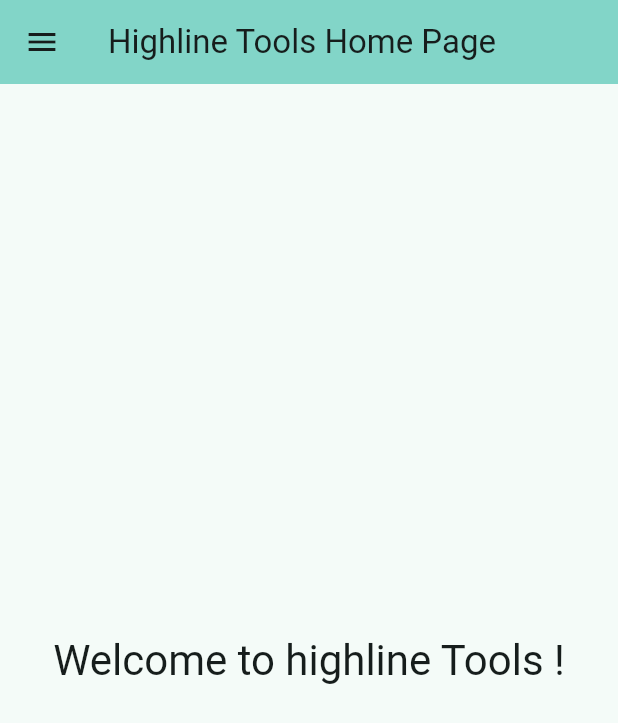
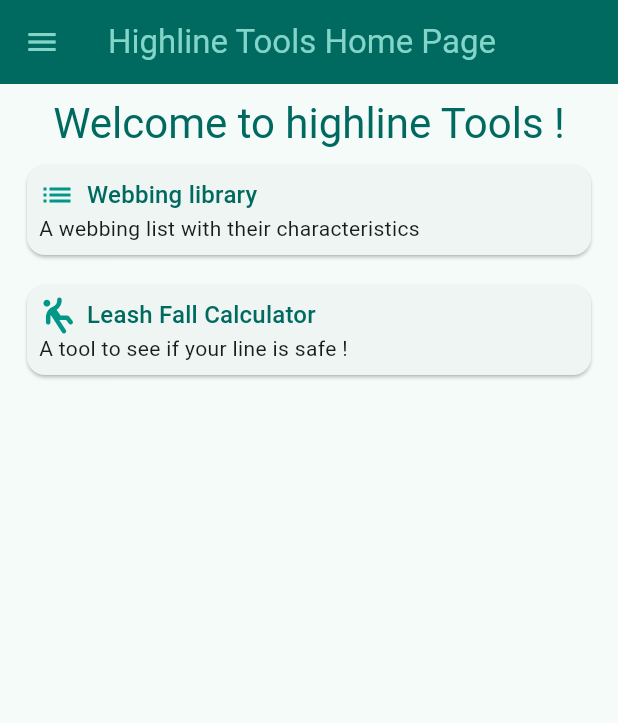
Before and after one commit to GaelleJoubert/highline_tools, a Flutter app: the screen it shows after launch, on a phone screen of 412 x 824 dp. Shown: the top 723 px of the screen. Run offline on Flutter 3.47's test engine with Material 3 defaults, Android fonts, the light colour scheme and no system bars; our stand-ins replace font_awesome_flutter; network calls fail.

```diff
--- /dev/null
+++ b/assets/githubkeyExemple.json
@@ -0,0 +1,4 @@
+
+{
+  "_comment": " TODO : Replace GITHUB_PERSONNAL_TOKEN with your github personnal token and rename this file to githubkey.json",
+  "Authorization":"Bearer GITHUB_PERSONNAL_TOKEN"}
--- a/lib/Drawer/mainDrawer.dart
+++ b/lib/Drawer/mainDrawer.dart
@@ -1,4 +1,5 @@
 import 'package:flutter/material.dart';
+import 'package:font_awesome_flutter/font_awesome_flutter.dart';
 
 class MainDrawer extends StatelessWidget {
   const MainDrawer({super.key});
@@ -14,16 +15,25 @@ class MainDrawer extends StatelessWidget {
               color: Theme.of(context).colorScheme.primary,
             ),
             child: GestureDetector(
-              child: Text("Highline Tools"),
+              child: Text("Highline Tools", style: Theme.of(context).textTheme.headlineLarge?.copyWith(color: Theme.of(context).colorScheme.inversePrimary)),
               onTap: () {
                 Navigator.pushReplacementNamed(context, '/home');
               },
             ),
           ),
+
           ListTile(
-            title: const Text('Webbing Library'),
+            leading: Icon(Icons.list, color: Theme.of(context).colorScheme.primary,),
+            title: const Text('Webbing library', style: TextStyle(fontSize: 16),),
             onTap: () {
               Navigator.pushReplacementNamed(context, '/webbingLibrary');
+            },
+          ),
+          ListTile(
+            leading: Icon(FontAwesomeIcons.personFalling, color: Theme.of(context).colorScheme.primary,),
+            title: const Text('Leashfall Calculator', style: TextStyle(fontSize: 16),),
+            onTap: () {
+              Navigator.pushReplacementNamed(context, '/leashfallCalculator');
             },
           ),
         ],
--- a/lib/Theme.dart
+++ b/lib/Theme.dart
@@ -15,6 +15,17 @@ class CustomTheme {
            ),
          ),
        ),
+       scrollbarTheme: ScrollbarThemeData(
+         thumbColor: WidgetStateProperty.all(Colors.teal),
+         thickness: WidgetStateProperty.all(4),
+         radius: Radius.circular(4),
+       ),
+       iconTheme: IconThemeData(
+         color: Colors.teal,
+       ),
+       drawerTheme: DrawerThemeData(
+
+         ),
      );
   }
 }
--- /dev/null
+++ b/lib/UI Widgets/card.dart
@@ -0,0 +1,38 @@
+import 'package:flutter/cupertino.dart';
+import 'package:flutter/material.dart';
+
+class CustomCard extends StatelessWidget {
+  final String title ;
+  final IconData icon ;
+  final String subtitle ;
+  final VoidCallback onTap;
+  const CustomCard({super.key, required this.title, required this.icon, required this.subtitle, required this.onTap});
+
+  @override
+  Widget build(BuildContext context) {
+    return GestureDetector(
+      onTap: onTap,
+      child: Card(
+        margin: const EdgeInsets.all(10),
+        child: Padding(
+          padding: const EdgeInsets.all(8.0),
+          child: Column(
+            crossAxisAlignment: CrossAxisAlignment.start,
+            children: [
+              Row(
+                children: [
+                  Icon(icon),
+                  Padding(
+                    padding: const EdgeInsets.symmetric(horizontal: 8.0),
+                    child: Text(title, style: Theme.of(context).textTheme.titleMedium?.copyWith(color: Theme.of(context).colorScheme.primary),),
+                  ),
+                ],
+              ),
+              Text(subtitle),
+            ],
+          ),
+        ),
+      ),
+    );
+  }
+}
--- a/lib/main.dart
+++ b/lib/main.dart
@@ -1,9 +1,12 @@
 import 'package:flutter/material.dart';
+import 'package:font_awesome_flutter/font_awesome_flutter.dart';
 import 'package:highline_tools/Webbing%20Tool/page_webbingLibrary.dart';
 import 'package:provider/provider.dart';
 
 import 'Drawer/mainDrawer.dart';
+import 'LeashFallCalculatorTool/page_leashFallCalculator.dart';
 import 'Theme.dart';
+import 'UI Widgets/card.dart';
 import 'Webbing Tool/Data/data_webbing.dart';
 import 'Webbing Tool/Data/data_webbingLibrary.dart';
 import 'Webbing Tool/Data/downloadData.dart';
@@ -27,8 +30,9 @@ class MyApp extends StatelessWidget {
         title: 'Highline tools',
         theme: CustomTheme.lightTheme,
         routes: {
-          '/home':(context) => const MyHomePage(title: 'Highline Tools Home Page'),
+          '/home':(context) =>  MyHomePage(title: 'Highline Tools Home Page'),
           '/webbingLibrary':(context) => WebbingLibraryPage(),
+          '/leashfallCalculator':(context) => LeashFallCalculatorPage()
         },
         initialRoute: '/home',
       ),
@@ -49,22 +53,27 @@ class _MyHomePageState extends State<MyHomePage> {
 
   @override
   Widget build(BuildContext context) {
-    Provider.of<WebbingLibrary>(context).init();
+    Provider.of<WebbingLibrary>(context, listen: false).init();
     return Scaffold(
       drawer: MainDrawer(),
       appBar: AppBar(
-        backgroundColor: Theme.of(context).colorScheme.inversePrimary,
-        title: Text(widget.title),
+        iconTheme: IconThemeData(color: Theme.of(context).colorScheme.inversePrimary),
+        backgroundColor: Theme.of(context).colorScheme.primary,
+        title: Text(widget.title, style: TextStyle(color: Theme.of(context).colorScheme.inversePrimary),),
       ),
-      body: Center(
+      body: Padding(
+        padding: const EdgeInsets.all(8.0),
         child: Column(
 
-          mainAxisAlignment: MainAxisAlignment.center,
+          mainAxisAlignment: MainAxisAlignment.start,
           children: <Widget>[
             Text(
               'Welcome to highline Tools !',
-              style: Theme.of(context).textTheme.headlineMedium,
+              style: Theme.of(context).textTheme.headlineMedium?.copyWith(color: Theme.of(context).colorScheme.primary),
             ),
+            CustomCard(title: 'Webbing library', icon: Icons.list, subtitle: 'A webbing list with their characteristics', onTap:(){Navigator.pushReplacementNamed(context, '/webbingLibrary');} ,),
+            CustomCard(title: 'Leash Fall Calculator', icon: FontAwesomeIcons.personFalling , subtitle: 'A tool to see if your line is safe !', onTap:(){Navigator.pushReplacementNamed(context, '/leashfallCalculator');} ,),
+
           ],
         ),
       ),  // This trailing comma makes auto-formatting nicer for build methods.
--- a/pubspec.yaml
+++ b/pubspec.yaml
@@ -65,9 +65,8 @@ flutter:
   uses-material-design: true
 
   # To add assets to your application, add an assets section, like this:
-  # assets:
-  #   - images/a_dot_burr.jpeg
-  #   - images/a_dot_ham.jpeg
+  assets:
+     - assets/githubkey.json
 
   # An image asset can refer to one or more resolution-specific "variants", see
   # https://flutter.dev/assets-and-images/#resolution-aware
```
Also changed, not shown: lib/LeashFallCalculatorTool/page_leashFallCalculator.dart (added, +24 -0 lines), lib/Webbing Tool/Data/downloadData.dart (+34 -16 lines), lib/Webbing Tool/page_webbingLibrary.dart (+75 -44 lines), 3 other files.
